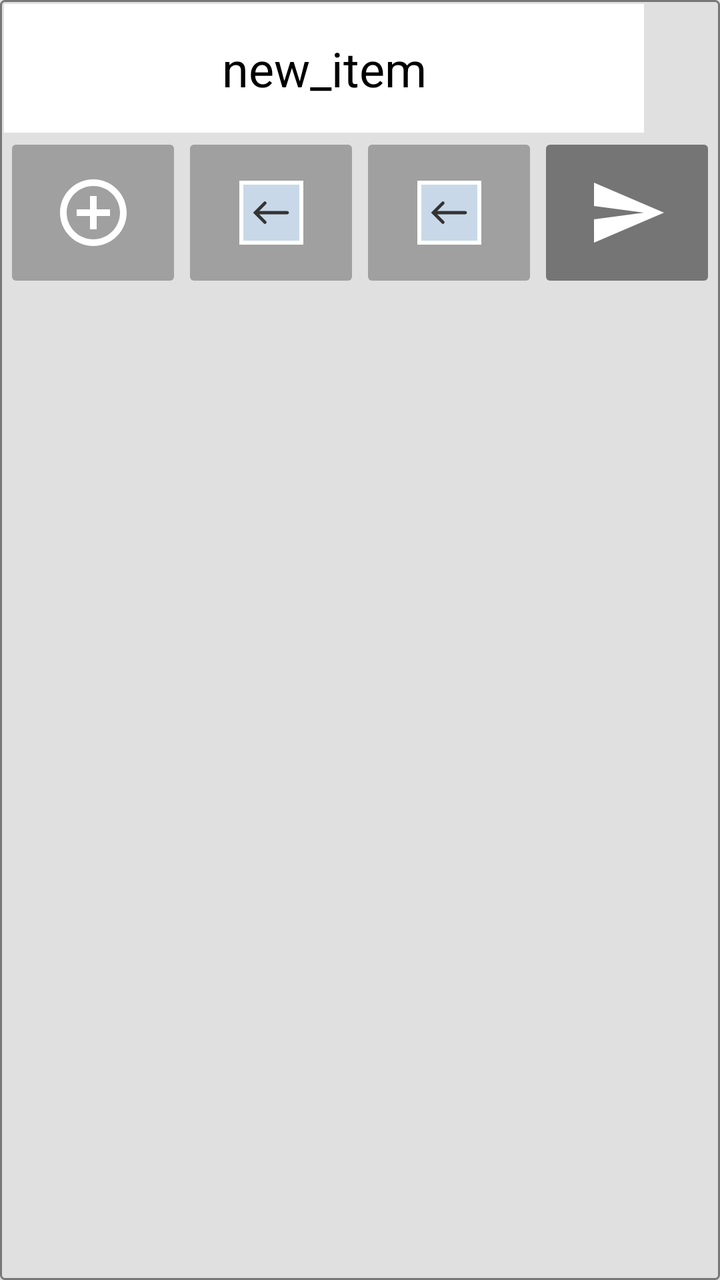
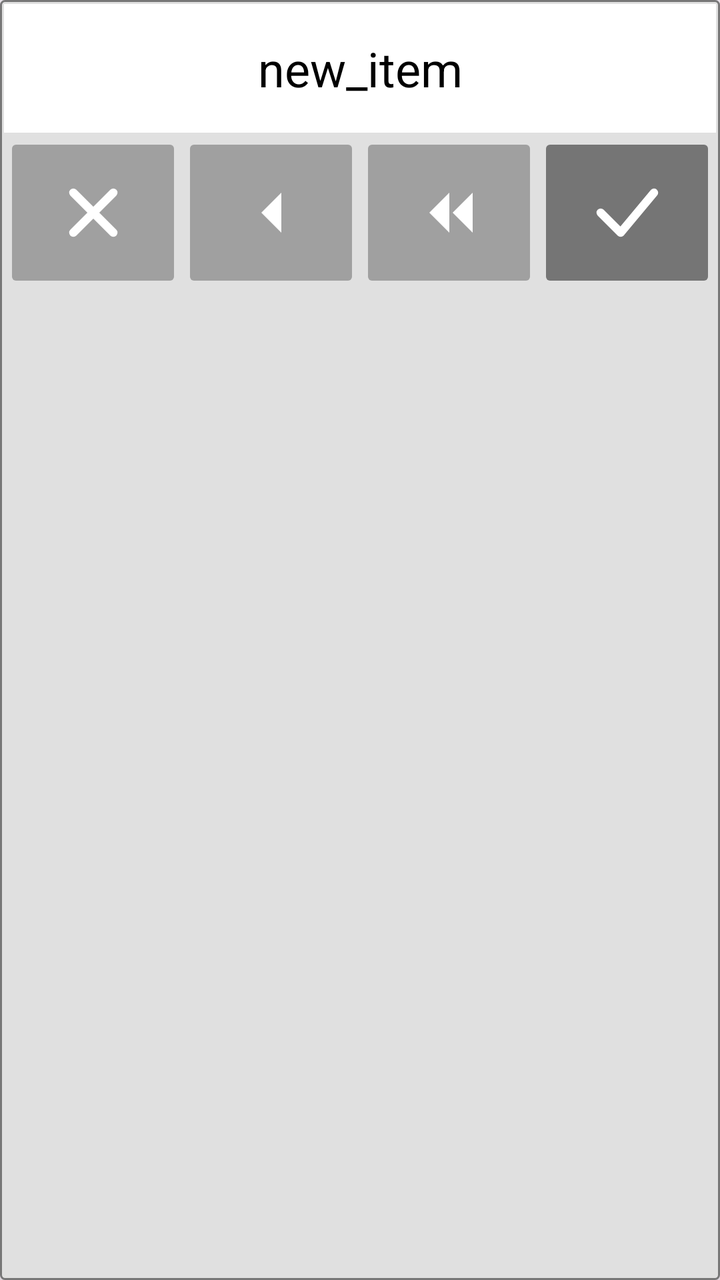

An Android layout rendered at two revisions. The XML below is the earlier revision; the diff shows what the commit changed to produce the second picture.
<!-- AndroidManifest.xml: application theme Theme.VineUro_PVC -->
<!-- res/layout/dialog_custom_keypad_text.xml -->
<?xml version="1.0" encoding="utf-8"?>
<LinearLayout xmlns:android="http://schemas.android.com/apk/res/android"
    android:layout_width="wrap_content"
    android:layout_height="wrap_content"
    android:background="@drawable/bg_keypad"
    android:elevation="8dp"
    android:orientation="vertical"
    android:padding="2dp">

    <EditText
        android:id="@+id/etKeypadValue"
        android:layout_width="320dp"
        android:layout_height="wrap_content"
        android:background="@color/white"
        android:gravity="center"
        android:padding="16dp"
        android:text="new_item"
        android:textColor="@color/black"
        android:textSize="24sp"
        android:inputType="text" />

    <LinearLayout
        android:layout_width="match_parent"
        android:layout_height="wrap_content"
        android:orientation="horizontal">

        <ImageButton
            android:id="@+id/btnKeypadClose"
            style="@style/KeypadActionItem"
            android:layout_weight="1"
            android:src="@drawable/ic_menu_add" /> 

        <ImageButton
            android:id="@+id/btnKeypadDelete"
            style="@style/KeypadActionItem"
            android:layout_weight="1"
            android:src="@drawable/ic_apertura_arrow_left" /> 

        <ImageButton
            android:id="@+id/btnKeypadClear"
            style="@style/KeypadActionItem"
            android:layout_weight="1"
            android:src="@drawable/ic_apertura_arrow_left" /> 

        <ImageButton
            android:id="@+id/btnKeypadDone"
            style="@style/KeypadActionItem"
            android:layout_weight="1"
            android:backgroundTint="#757575"
            android:src="@drawable/ic_menu_send" /> 

    </LinearLayout>
</LinearLayout>
<!-- resources referenced by this layout -->
<resources>
  <color name="black">#FF000000</color>
  <color name="white">#FFFFFFFF</color>
  <!-- drawable bg_keypad (drawable) -->
  <?xml version="1.0" encoding="utf-8"?>
  <shape xmlns:android="http://schemas.android.com/apk/res/android">
      <solid android:color="@color/keypad_bg" />
      <corners android:radius="2dp" />
      <stroke android:width="1dp" android:color="#777777" />
  </shape>
  <!-- drawable ic_apertura_arrow_left (drawable) -->
  <vector xmlns:android="http://schemas.android.com/apk/res/android"
      android:width="64dp"
      android:height="64dp"
      android:viewportWidth="100"
      android:viewportHeight="100">
      <path
          android:fillColor="#FFFFFF"
          android:pathData="M10,10 H90 V90 H10 Z" />
      <path
          android:fillColor="#C8D8E8"
          android:pathData="M15,15 H85 V85 H15 Z" />
      
      <path
          android:strokeColor="#333333"
          android:strokeWidth="4"
          android:strokeLineCap="round"
          android:pathData="M70,50 H30 M42,38 L30,50 L42,62" />
  </vector>
  <!-- drawable ic_menu_add (drawable) -->
  <vector xmlns:android="http://schemas.android.com/apk/res/android"
      android:width="28dp"
      android:height="28dp"
      android:viewportWidth="24"
      android:viewportHeight="24">
      <path
          android:fillColor="#FFFFFFFF"
          android:pathData="M12,2C6.48,2 2,6.48 2,12s4.48,10 10,10 10,-4.48 10,-10S17.52,2 12,2zM12,20c-4.41,0 -8,-3.59 -8,-8s3.59,-8 8,-8 8,3.59 8,8 -3.59,8 -8,8z"/>
      <path
          android:fillColor="#FFFFFFFF"
          android:pathData="M13,7h-2v4H7v2h4v4h2v-4h4v-2h-4z"/>
  </vector>
  <!-- drawable ic_menu_send (drawable) -->
  <vector xmlns:android="http://schemas.android.com/apk/res/android"
      android:width="28dp"
      android:height="28dp"
      android:viewportWidth="24"
      android:viewportHeight="24">
      <path
          android:fillColor="#FFFFFFFF"
          android:pathData="M2.01,21L23,12 2.01,3 2,10l15,2 -15,2z"/>
  </vector>
  <style name="KeypadActionItem">
          <item name="android:layout_width">80dp</item>
          <item name="android:layout_height">80dp</item>
          <item name="android:backgroundTint">@color/keypad_delete_bg</item>
          <item name="android:padding">20dp</item>
          <item name="android:scaleType">fitCenter</item>
      </style>
  <style name="Theme.VineUro_PVC" parent="Base.Theme.VineUro_PVC" />
  <color name="keypad_bg">#E0E0E0</color>
  <color name="keypad_delete_bg">#A0A0A0</color>
  <style name="Base.Theme.VineUro_PVC" parent="Theme.Material3.DayNight.NoActionBar">
          
          
      </style>
</resources>

<!-- the commit's change to res/layout/dialog_custom_keypad_text.xml (unified diff, before → after) -->
@@ -1,6 +1,6 @@
 <?xml version="1.0" encoding="utf-8"?>
 <LinearLayout xmlns:android="http://schemas.android.com/apk/res/android"
-    android:layout_width="wrap_content"
+    android:layout_width="match_parent"
     android:layout_height="wrap_content"
     android:background="@drawable/bg_keypad"
     android:elevation="8dp"
@@ -9,7 +9,7 @@
 
     <EditText
         android:id="@+id/etKeypadValue"
-        android:layout_width="320dp"
+        android:layout_width="match_parent"
         android:layout_height="wrap_content"
         android:background="@color/white"
         android:gravity="center"
@@ -27,27 +27,31 @@
         <ImageButton
             android:id="@+id/btnKeypadClose"
             style="@style/KeypadActionItem"
+            android:layout_width="0dp"
             android:layout_weight="1"
-            android:src="@drawable/ic_menu_add" /> 
+            android:src="@drawable/ic_keypad_close" />
 
         <ImageButton
             android:id="@+id/btnKeypadDelete"
             style="@style/KeypadActionItem"
+            android:layout_width="0dp"
             android:layout_weight="1"
-            android:src="@drawable/ic_apertura_arrow_left" /> 
+            android:src="@drawable/ic_keypad_arrow_left" />
 
         <ImageButton
             android:id="@+id/btnKeypadClear"
             style="@style/KeypadActionItem"
+            android:layout_width="0dp"
             android:layout_weight="1"
-            android:src="@drawable/ic_apertura_arrow_left" /> 
+            android:src="@drawable/ic_keypad_double_arrow_left" />
 
         <ImageButton
             android:id="@+id/btnKeypadDone"
             style="@style/KeypadActionItem"
+            android:layout_width="0dp"
             android:layout_weight="1"
             android:backgroundTint="#757575"
-            android:src="@drawable/ic_menu_send" /> 
+            android:src="@drawable/ic_keypad_done" />
 
     </LinearLayout>
 </LinearLayout>
<!-- resource entries referenced after the edit -->
@@ -9,47 +9,52 @@
       <corners android:radius="2dp" />
       <stroke android:width="1dp" android:color="#777777" />
   </shape>
-  <!-- drawable ic_apertura_arrow_left (drawable) -->
+  <!-- drawable ic_keypad_arrow_left (drawable) -->
   <vector xmlns:android="http://schemas.android.com/apk/res/android"
-      android:width="64dp"
-      android:height="64dp"
-      android:viewportWidth="100"
-      android:viewportHeight="100">
-      <path
-          android:fillColor="#FFFFFF"
-          android:pathData="M10,10 H90 V90 H10 Z" />
-      <path
-          android:fillColor="#C8D8E8"
-          android:pathData="M15,15 H85 V85 H15 Z" />
-      
-      <path
-          android:strokeColor="#333333"
-          android:strokeWidth="4"
-          android:strokeLineCap="round"
-          android:pathData="M70,50 H30 M42,38 L30,50 L42,62" />
-  </vector>
-  <!-- drawable ic_menu_add (drawable) -->
-  <vector xmlns:android="http://schemas.android.com/apk/res/android"
-      android:width="28dp"
-      android:height="28dp"
+      android:width="24dp"
+      android:height="24dp"
       android:viewportWidth="24"
       android:viewportHeight="24">
       <path
-          android:fillColor="#FFFFFFFF"
-          android:pathData="M12,2C6.48,2 2,6.48 2,12s4.48,10 10,10 10,-4.48 10,-10S17.52,2 12,2zM12,20c-4.41,0 -8,-3.59 -8,-8s3.59,-8 8,-8 8,3.59 8,8 -3.59,8 -8,8z"/>
-      <path
-          android:fillColor="#FFFFFFFF"
-          android:pathData="M13,7h-2v4H7v2h4v4h2v-4h4v-2h-4z"/>
+          android:fillColor="#FFFFFF"
+          android:pathData="M15,6 L9,12 L15,18 Z" />
   </vector>
-  <!-- drawable ic_menu_send (drawable) -->
+  <!-- drawable ic_keypad_close (drawable) -->
   <vector xmlns:android="http://schemas.android.com/apk/res/android"
-      android:width="28dp"
-      android:height="28dp"
+      android:width="24dp"
+      android:height="24dp"
       android:viewportWidth="24"
       android:viewportHeight="24">
       <path
-          android:fillColor="#FFFFFFFF"
-          android:pathData="M2.01,21L23,12 2.01,3 2,10l15,2 -15,2z"/>
+          android:fillColor="#00000000"
+          android:strokeColor="#FFFFFF"
+          android:strokeWidth="2.5"
+          android:strokeLineCap="round"
+          android:pathData="M6,6 L18,18 M18,6 L6,18" />
+  </vector>
+  <!-- drawable ic_keypad_done (drawable) -->
+  <vector xmlns:android="http://schemas.android.com/apk/res/android"
+      android:width="24dp"
+      android:height="24dp"
+      android:viewportWidth="24"
+      android:viewportHeight="24">
+      <path
+          android:fillColor="#00000000"
+          android:strokeColor="#FFFFFF"
+          android:strokeWidth="2.5"
+          android:strokeLineCap="round"
+          android:strokeLineJoin="round"
+          android:pathData="M4,12 L10,18 L20,6" />
+  </vector>
+  <!-- drawable ic_keypad_double_arrow_left (drawable) -->
+  <vector xmlns:android="http://schemas.android.com/apk/res/android"
+      android:width="24dp"
+      android:height="24dp"
+      android:viewportWidth="24"
+      android:viewportHeight="24">
+      <path
+          android:fillColor="#FFFFFF"
+          android:pathData="M12,6 L6,12 L12,18 Z M19,6 L13,12 L19,18 Z" />
   </vector>
   <style name="KeypadActionItem">
           <item name="android:layout_width">80dp</item>
